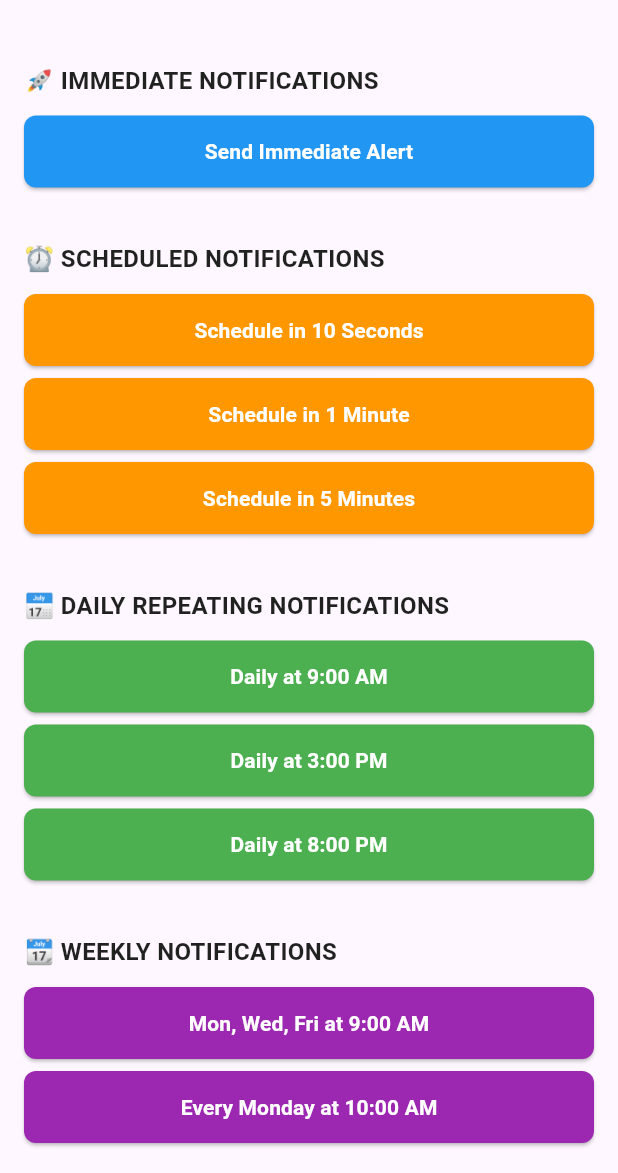
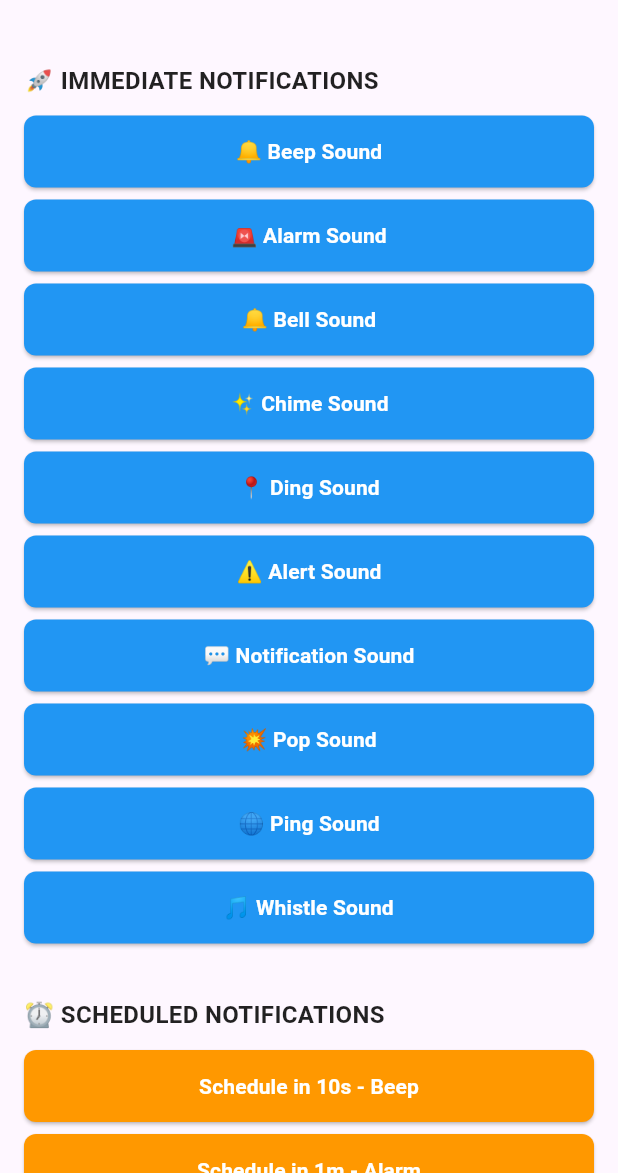
Before and after one commit to VengAnn/flutter_local_notification_config, a Flutter app: the screen it shows after launch, on a phone screen of 412 x 824 dp, the part 63-1236 px from its top. Run offline on Flutter 3.47's test engine with Material 3 defaults, Android fonts, the phone set to English and light mode, and no system bars; our stand-ins replace flutter_local_notifications, flutter_timezone, permission_handler, timezone.

Commit message:
custom sound (android,Ios)

```diff
--- a/lib/main.dart
+++ b/lib/main.dart
@@ -45,89 +45,195 @@ class _NotificationTestScreenState extends State<NotificationTestScreen> {
         children: [
           _buildSectionTitle('🚀 IMMEDIATE NOTIFICATIONS'),
           _buildTestButton(
-            'Send Immediate Alert',
+            '🔔 Beep Sound',
             () => NotificationService.instance.showNotification(
               id: _generateUniqueId(),
-              title: 'Hello!',
-              body: 'This is an immediate notification',
+              title: 'Beep!',
+              body: 'This is a beep notification',
+              soundName: 'beep',
+            ),
+            Colors.blue,
+          ),
+          const SizedBox(height: 8),
+          _buildTestButton(
+            '🚨 Alarm Sound',
+            () => NotificationService.instance.showNotification(
+              id: _generateUniqueId(),
+              title: 'Alarm!',
+              body: 'This is an alarm notification',
+              soundName: 'alarm',
+            ),
+            Colors.blue,
+          ),
+          const SizedBox(height: 8),
+          _buildTestButton(
+            '🔔 Bell Sound',
+            () => NotificationService.instance.showNotification(
+              id: _generateUniqueId(),
+              title: 'Bell!',
+              body: 'This is a bell notification',
+              soundName: 'bell',
+            ),
+            Colors.blue,
+          ),
+          const SizedBox(height: 8),
+          _buildTestButton(
+            '✨ Chime Sound',
+            () => NotificationService.instance.showNotification(
+              id: _generateUniqueId(),
+              title: 'Chime!',
+              body: 'This is a chime notification',
+              soundName: 'chime',
+            ),
+            Colors.blue,
+          ),
+          const SizedBox(height: 8),
+          _buildTestButton(
+            '📍 Ding Sound',
+            () => NotificationService.instance.showNotification(
+              id: _generateUniqueId(),
+              title: 'Ding!',
+              body: 'This is a ding notification',
+              soundName: 'ding',
+            ),
+            Colors.blue,
+          ),
+          const SizedBox(height: 8),
+          _buildTestButton(
+            '⚠️ Alert Sound',
+            () => NotificationService.instance.showNotification(
+              id: _generateUniqueId(),
+              title: 'Alert!',
+              body: 'This is an alert notification',
+              soundName: 'alert',
+            ),
+            Colors.blue,
+          ),
+          const SizedBox(height: 8),
+          _buildTestButton(
+            '💬 Notification Sound',
+            () => NotificationService.instance.showNotification(
+              id: _generateUniqueId(),
+              title: 'Notification!',
+              body: 'This is a notification',
+              soundName: 'notification',
+            ),
+            Colors.blue,
+          ),
+          const SizedBox(height: 8),
+          _buildTestButton(
+            '💥 Pop Sound',
+            () => NotificationService.instance.showNotification(
+              id: _generateUniqueId(),
+              title: 'Pop!',
+              body: 'This is a pop notification',
+              soundName: 'pop',
+            ),
+            Colors.blue,
+          ),
+          const SizedBox(height: 8),
+          _buildTestButton(
+            '🌐 Ping Sound',
+            () => NotificationService.instance.showNotification(
+              id: _generateUniqueId(),
+              title: 'Ping!',
+              body: 'This is a ping notification',
+              soundName: 'ping',
+            ),
+            Colors.blue,
+          ),
+          const SizedBox(height: 8),
+          _buildTestButton(
+            '🎵 Whistle Sound',
+            () => NotificationService.instance.showNotification(
+              id: _generateUniqueId(),
+              title: 'Whistle!',
+              body: 'This is a whistle notification',
+              soundName: 'whistle',
             ),
             Colors.blue,
           ),
           const SizedBox(height: 24),
           _buildSectionTitle('⏰ SCHEDULED NOTIFICATIONS'),
           _buildTestButton(
-            'Schedule in 10 Seconds',
+            'Schedule in 10s - Beep',
             () => NotificationService.instance.scheduleOnce(
               id: _generateUniqueId(),
-              title: 'Scheduled Alert (10s)',
-              body: 'This notification was scheduled 10 seconds ago',
+              title: 'Scheduled (10s)',
+              body: 'Beep sound notification',
               dateTime: DateTime.now().add(const Duration(seconds: 10)),
+              soundName: 'beep',
             ),
             Colors.orange,
           ),
           const SizedBox(height: 8),
           _buildTestButton(
-            'Schedule in 1 Minute',
+            'Schedule in 1m - Alarm',
             () => NotificationService.instance.scheduleOnce(
               id: _generateUniqueId(),
-              title: 'Scheduled Alert (1 min)',
-              body: 'This notification was scheduled 1 minute ago',
+              title: 'Scheduled (1 min)',
+              body: 'Alarm sound notification',
               dateTime: DateTime.now().add(const Duration(minutes: 1)),
+              soundName: 'alarm',
             ),
             Colors.orange,
           ),
           const SizedBox(height: 8),
           _buildTestButton(
-            'Schedule in 5 Minutes',
+            'Schedule in 5m - Chime',
             () => NotificationService.instance.scheduleOnce(
               id: _generateUniqueId(),
-              title: 'Scheduled Alert (5 min)',
-              body: 'This notification was scheduled 5 minutes ago',
+              title: 'Scheduled (5 min)',
+              body: 'Chime sound notification',
               dateTime: DateTime.now().add(const Duration(minutes: 5)),
+              soundName: 'chime',
             ),
             Colors.orange,
           ),
           const SizedBox(height: 24),
           _buildSectionTitle('📅 DAILY REPEATING NOTIFICATIONS'),
           _buildTestButton(
-            'Daily at 9:00 AM',
+            'Daily at 9:00 AM - Bell',
             () => NotificationService.instance.scheduleDaily(
               id: _generateUniqueId(),
               title: 'Daily Reminder',
               body: 'Good morning! Time for your daily task.',
               hour: 9,
               minute: 0,
+              soundName: 'bell',
             ),
             Colors.green,
           ),
           const SizedBox(height: 8),
           _buildTestButton(
-            'Daily at 3:00 PM',
+            'Daily at 3:00 PM - Ping',
             () => NotificationService.instance.scheduleDaily(
               id: _generateUniqueId(),
               title: 'Afternoon Reminder',
               body: 'Don\'t forget your afternoon task!',
               hour: 15,
               minute: 0,
+              soundName: 'ping',
             ),
             Colors.green,
           ),
           const SizedBox(height: 8),
           _buildTestButton(
-            'Daily at 8:00 PM',
+            'Daily at 8:00 PM - Ding',
             () => NotificationService.instance.scheduleDaily(
               id: _generateUniqueId(),
               title: 'Evening Reminder',
               body: 'Time to wrap up for the day!',
               hour: 20,
               minute: 0,
+              soundName: 'ding',
             ),
             Colors.green,
           ),
           const SizedBox(height: 24),
           _buildSectionTitle('📆 WEEKLY NOTIFICATIONS'),
           _buildTestButton(
-            'Mon, Wed, Fri at 9:00 AM',
+            'Mon, Wed, Fri at 9:00 AM - Alert',
             () => NotificationService.instance.scheduleWeekly(
               id: _generateUniqueId(),
               title: 'Weekly Meeting',
@@ -135,12 +241,13 @@ class _NotificationTestScreenState extends State<NotificationTestScreen> {
               weekdays: [1, 3, 5],
               hour: 9,
               minute: 0,
+              soundName: 'alert',
             ),
             Colors.purple,
           ),
           const SizedBox(height: 8),
           _buildTestButton(
-            'Every Monday at 10:00 AM',
+            'Every Monday at 10:00 AM - Whistle',
             () => NotificationService.instance.scheduleWeekly(
               id: _generateUniqueId(),
               title: 'Monday Briefing',
@@ -148,6 +255,7 @@ class _NotificationTestScreenState extends State<NotificationTestScreen> {
               weekdays: [1],
               hour: 10,
               minute: 0,
+              soundName: 'whistle',
             ),
             Colors.purple,
           ),
@@ -171,7 +279,7 @@ class _NotificationTestScreenState extends State<NotificationTestScreen> {
           Container(
             padding: const EdgeInsets.all(16),
             decoration: BoxDecoration(
-              color: Colors.blue.withOpacity(0.1),
+              color: Colors.blue.withValues(alpha: 0.1),
               border: Border.all(color: Colors.blue),
               borderRadius: BorderRadius.circular(8),
             ),
--- a/lib/services/notification_service.dart
+++ b/lib/services/notification_service.dart
@@ -80,9 +80,9 @@ class NotificationService {
     return true;
   }
 
-  /// Notification details
-  NotificationDetails _notificationDetails() {
-    return const NotificationDetails(
+  /// Notification details with custom sound from assets
+  NotificationDetails _notificationDetails({String soundName = 'beep'}) {
+    return NotificationDetails(
       android: AndroidNotificationDetails(
         'default_channel_id',
         'General Notifications',
@@ -90,39 +90,46 @@ class NotificationService {
         importance: Importance.high,
         priority: Priority.high,
         playSound: true,
+        sound: RawResourceAndroidNotificationSound(soundName),
+        enableVibration: true,
+        vibrationPattern: Int64List.fromList([0, 250, 250, 250]),
       ),
       iOS: DarwinNotificationDetails(
         presentAlert: true,
         presentBadge: true,
         presentSound: true,
+        // in ios need full file name with extension (e.g., chime.wav)
+        sound: 'ping.wav', // file name only
       ),
     );
   }
 
-  /// Show immediate notification
+  /// Show immediate notification with custom sound
   Future<void> showNotification({
     required int id,
     String? title,
     String? body,
     String? payload,
+    String soundName = 'beep',
   }) async {
     await notificationPlugin.show(
       id,
       title,
       body,
-      _notificationDetails(),
+      _notificationDetails(soundName: soundName),
       payload: payload,
     );
-    log('✅ Immediate notification shown (ID: $id)');
+    log('✅ Immediate notification shown (ID: $id) - Sound: $soundName');
   }
 
-  /// Schedule one-time notification
+  /// Schedule one-time notification with custom sound
   Future<void> scheduleOnce({
     required int id,
     required String title,
     required String body,
     required DateTime dateTime,
     String? payload,
+    String soundName = 'beep',
   }) async {
     try {
       bool hasPermission = await hasNotificationPermission();
@@ -143,12 +150,12 @@ class NotificationService {
         title,
         body,
         tzDateTime,
-        _notificationDetails(),
+        _notificationDetails(soundName: soundName),
         androidScheduleMode: AndroidScheduleMode.inexactAllowWhileIdle,
         payload: payload,
       );
       log(
-        '✅ Scheduled notification (ID: $id) - fires in $secondsUntil seconds',
+        '✅ Scheduled notification (ID: $id) - fires in $secondsUntil seconds - Sound: $soundName',
       );
     } catch (e) {
       log('❌ Error scheduling notification: $e');
@@ -156,7 +163,7 @@ class NotificationService {
     }
   }
 
-  /// Schedule daily notification
+  /// Schedule daily notification with custom sound
   Future<void> scheduleDaily({
     required int id,
     required String title,
@@ -164,6 +171,7 @@ class NotificationService {
     required int hour,
     required int minute,
     String? payload,
+    String soundName = 'beep',
   }) async {
     try {
       final now = tz.TZDateTime.now(_localLocation);
@@ -185,19 +193,21 @@ class NotificationService {
         title,
         body,
         scheduleDate,
-        _notificationDetails(),
+        _notificationDetails(soundName: soundName),
         androidScheduleMode: AndroidScheduleMode.inexactAllowWhileIdle,
         matchDateTimeComponents: DateTimeComponents.time,
         payload: payload,
       );
-      log('✅ Daily notification scheduled (ID: $id) at $hour:$minute');
+      log(
+        '✅ Daily notification scheduled (ID: $id) at $hour:$minute - Sound: $soundName',
+      );
     } catch (e) {
       log('❌ Error scheduling daily notification: $e');
       rethrow;
     }
   }
 
-  /// Schedule weekly notification
+  /// Schedule weekly notification with custom sound
   Future<void> scheduleWeekly({
     required int id,
     required String title,
@@ -206,6 +216,7 @@ class NotificationService {
     required int hour,
     required int minute,
     String? payload,
+    String soundName = 'beep',
   }) async {
     try {
       final now = tz.TZDateTime.now(_localLocation);
@@ -233,13 +244,13 @@ class NotificationService {
           title,
           body,
           scheduleDate,
-          _notificationDetails(),
+          _notificationDetails(soundName: soundName),
           androidScheduleMode: AndroidScheduleMode.inexactAllowWhileIdle,
           matchDateTimeComponents: DateTimeComponents.dayOfWeekAndTime,
           payload: payload,
         );
       }
-      log('✅ Weekly notification scheduled (ID: $id)');
+      log('✅ Weekly notification scheduled (ID: $id) - Sound: $soundName');
     } catch (e) {
       log('❌ Error scheduling weekly notification: $e');
       rethrow;
--- a/pubspec.yaml
+++ b/pubspec.yaml
@@ -1,6 +1,6 @@
 name: flutter_notification_tester
 description: "A new Flutter project for testing local notifications."
-publish_to: 'none'
+publish_to: "none"
 
 version: 1.0.0+1
 
@@ -23,3 +23,5 @@ dev_dependencies:
 
 flutter:
   uses-material-design: true
+  assets:
+    - assets/sounds/
```
Also changed, not shown: 29 other files.
